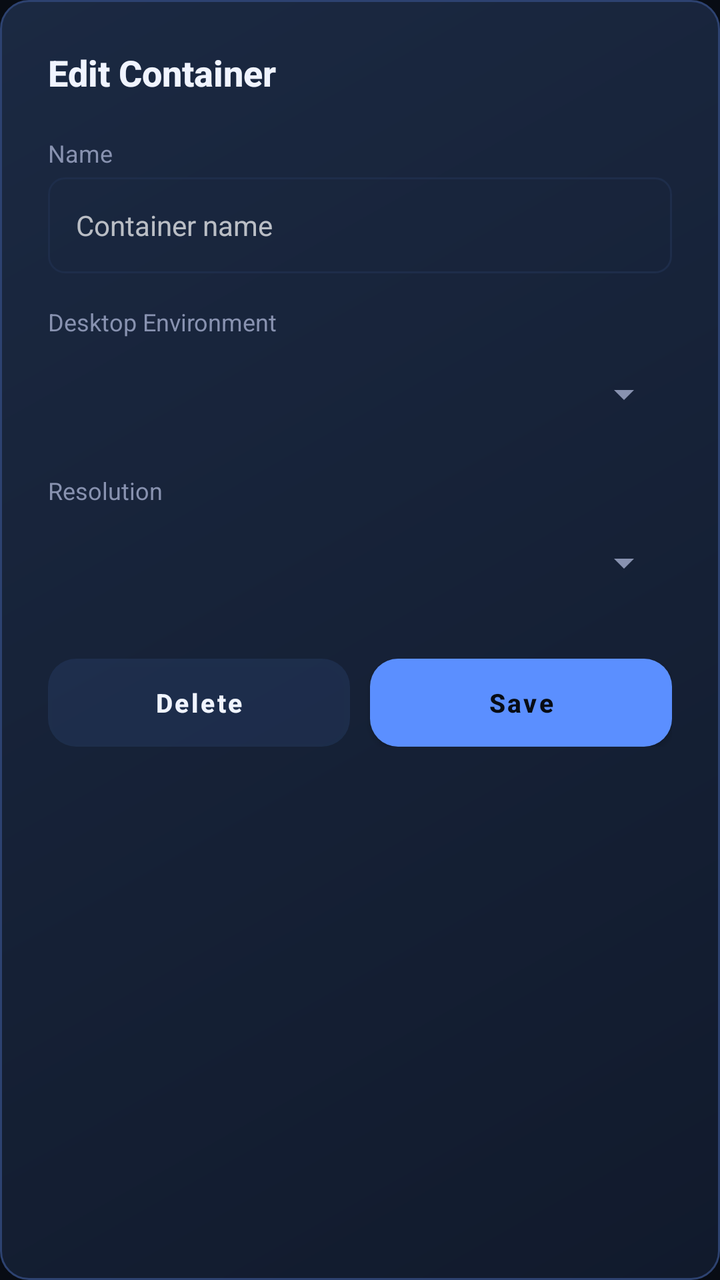
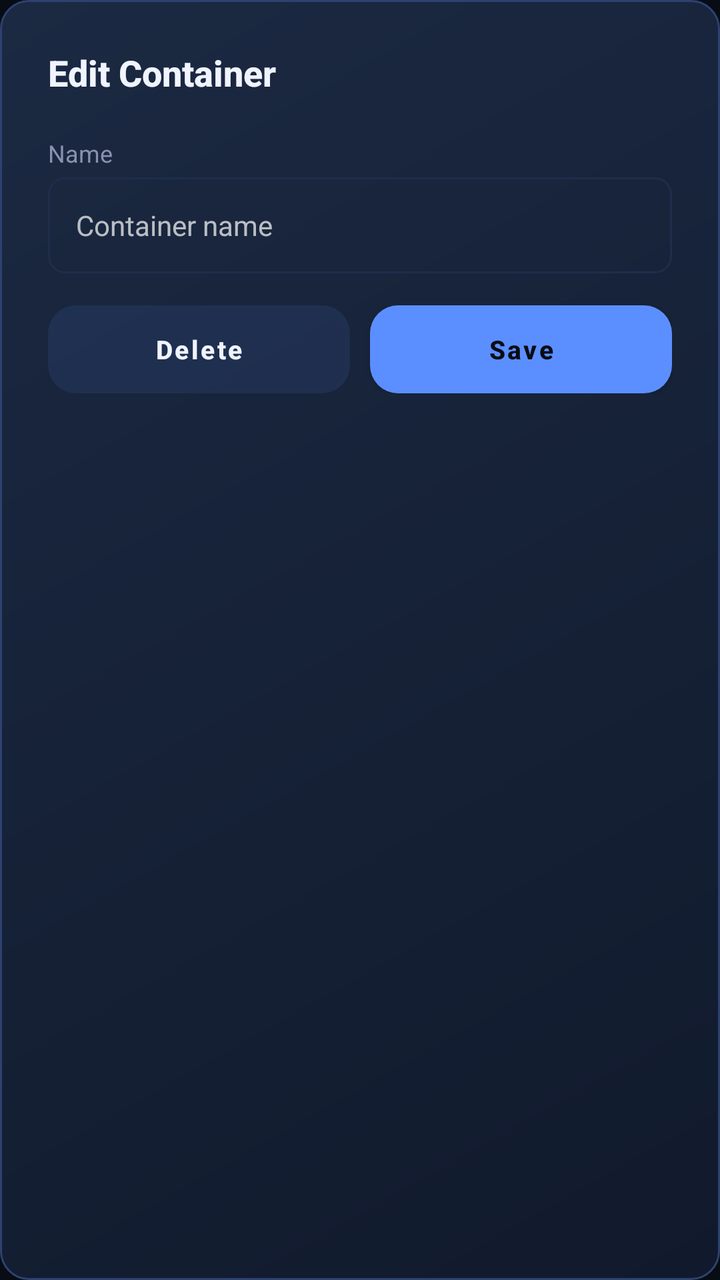

Compare the two renders of this Android layout. The source of the first and the diff that turns it into the second are given below.
<!-- AndroidManifest.xml: application theme Theme.EZBox -->
<!-- res/layout/dialog_container_editor.xml -->
<?xml version="1.0" encoding="utf-8"?>
<LinearLayout xmlns:android="http://schemas.android.com/apk/res/android"
    android:layout_width="match_parent"
    android:layout_height="wrap_content"
    android:orientation="vertical"
    android:background="@drawable/ez_card"
    android:padding="24dp">

    <TextView
        android:layout_width="wrap_content"
        android:layout_height="wrap_content"
        android:text="Edit Container"
        android:textColor="@color/ezos_text_primary"
        android:textSize="18sp"
        android:textStyle="bold"
        android:layout_marginBottom="20dp"
        android:fontFamily="sans-serif-medium" />

    <TextView
        android:layout_width="wrap_content"
        android:layout_height="wrap_content"
        android:text="Name"
        android:textColor="@color/ezos_text_secondary"
        android:textSize="12sp"
        android:layout_marginBottom="4dp" />

    <EditText
        android:id="@+id/etContainerName"
        android:layout_width="match_parent"
        android:layout_height="48dp"
        android:background="@drawable/stepper_value_bg"
        android:textColor="@color/ezos_text_primary"
        android:textSize="14sp"
        android:paddingHorizontal="14dp"
        android:layout_marginBottom="16dp"
        android:fontFamily="sans-serif"
        android:hint="Container name" />

    <TextView
        android:layout_width="wrap_content"
        android:layout_height="wrap_content"
        android:text="Desktop Environment"
        android:textColor="@color/ezos_text_secondary"
        android:textSize="12sp"
        android:layout_marginBottom="4dp" />

    <Spinner
        android:id="@+id/spDe"
        android:layout_width="match_parent"
        android:layout_height="48dp"
        android:layout_marginBottom="16dp" />

    <TextView
        android:layout_width="wrap_content"
        android:layout_height="wrap_content"
        android:text="Resolution"
        android:textColor="@color/ezos_text_secondary"
        android:textSize="12sp"
        android:layout_marginBottom="4dp" />

    <Spinner
        android:id="@+id/spRes"
        android:layout_width="match_parent"
        android:layout_height="48dp"
        android:layout_marginBottom="24dp" />

    <LinearLayout
        android:layout_width="match_parent"
        android:layout_height="wrap_content"
        android:orientation="horizontal"
        android:gravity="end">

        <Button
            android:id="@+id/btnContainerDelete"
            android:layout_width="0dp"
            android:layout_height="44dp"
            android:layout_weight="1"
            android:text="Delete"
            android:textColor="@color/ezos_text_primary"
            android:textSize="13sp"
            android:textStyle="bold"
            android:textAllCaps="false"
            android:background="@drawable/btn_danger_bg"
            android:layout_marginEnd="10dp" />

        <Button
            android:id="@+id/btnContainerSave"
            android:layout_width="0dp"
            android:layout_height="44dp"
            android:layout_weight="1"
            android:text="Save"
            android:textColor="@color/ezos_bg_base"
            android:textSize="13sp"
            android:textStyle="bold"
            android:textAllCaps="false"
            android:background="@drawable/btn_primary_bg" />
    </LinearLayout>
</LinearLayout>
<!-- resources referenced by this layout -->
<resources>
  <color name="ezos_bg_base">#080C14</color>
  <color name="ezos_text_primary">#F0F4FF</color>
  <color name="ezos_text_secondary">#8892B0</color>
  <!-- drawable btn_danger_bg (drawable) -->
  <?xml version="1.0" encoding="utf-8"?>
  <shape xmlns:android="http://schemas.android.com/apk/res/android">
      <solid android:color="#1AFB7185" />
      <corners android:radius="14dp" />
  </shape>
  <!-- drawable btn_primary_bg (drawable) -->
  <?xml version="1.0" encoding="utf-8"?>
  <shape xmlns:android="http://schemas.android.com/apk/res/android">
      <gradient
          android:startColor="#5B8FFF"
          android:endColor="#8B5CF6"
          android:angle="135" />
      <corners android:radius="14dp" />
      <padding android:left="2dp" android:right="2dp" />
  </shape>
  <!-- drawable ez_card (drawable) -->
  <?xml version="1.0" encoding="utf-8"?>
  <shape xmlns:android="http://schemas.android.com/apk/res/android">
      <gradient
          android:angle="315"
          android:startColor="#1B2942"
          android:endColor="#111A2C" />
      <corners android:radius="14dp" />
      <stroke android:width="1dp" android:color="#2D4270" />
  </shape>
  <!-- drawable stepper_value_bg (drawable) -->
  <?xml version="1.0" encoding="utf-8"?>
  <shape xmlns:android="http://schemas.android.com/apk/res/android">
      <solid android:color="#00000000" />
      <corners android:radius="8dp" />
      <stroke android:width="1dp" android:color="@color/ezos_card_border" />
  </shape>
  <style name="Theme.EZBox" parent="Theme.MaterialComponents.NoActionBar">
          <item name="android:windowBackground">@color/ezos_bg_base</item>
          <item name="colorPrimary">@color/ezos_accent_gradient_start</item>
          <item name="colorPrimaryVariant">@color/ezos_accent_gradient_end</item>
          <item name="colorOnPrimary">@color/ezos_text_primary</item>
          <item name="colorSecondary">@color/ezos_accent</item>
          <item name="colorOnSecondary">@color/ezos_text_primary</item>
          <item name="android:textColorPrimary">@color/ezos_text_primary</item>
          <item name="android:textColorSecondary">@color/ezos_text_secondary</item>
          <item name="bottomNavigationStyle">@style/EZBox.BottomNav</item>
          <item name="colorControlNormal">@color/ezos_text_secondary</item>
          <item name="colorControlActivated">@color/ezos_accent</item>
          <item name="colorControlHighlight">@color/ezos_accent</item>
          <item name="android:statusBarColor">@color/ezos_bg_base</item>
          <item name="android:navigationBarColor">@color/ezos_bg_base</item>
      </style>
  <color name="ezos_card_border">#1E2D4A</color>
  <color name="ezos_accent_gradient_start">#5B8FFF</color>
  <color name="ezos_accent_gradient_end">#8B5CF6</color>
  <color name="ezos_accent">#5B8FFF</color>
  <style name="EZBox.BottomNav" parent="Widget.MaterialComponents.BottomNavigationView">
          <item name="itemIconTint">@color/nav_icon_tint</item>
          <item name="itemTextColor">@color/nav_icon_tint</item>
          <item name="itemRippleColor">@color/ezos_accent</item>
          <item name="android:background">@drawable/nav_pill_bg</item>
      </style>
  <!-- drawable nav_pill_bg (drawable) -->
  <?xml version="1.0" encoding="utf-8"?>
  <shape xmlns:android="http://schemas.android.com/apk/res/android">
      <solid android:color="#E61A2540" />
      <corners android:radius="32dp" />
      <stroke android:width="1dp" android:color="@color/ezos_card_border" />
  </shape>
</resources>

<!-- the commit's change to res/layout/dialog_container_editor.xml (unified diff, before → after) -->
@@ -34,37 +34,9 @@
         android:paddingHorizontal="14dp"
         android:layout_marginBottom="16dp"
         android:fontFamily="sans-serif"
-        android:hint="Container name" />
+         android:hint="Container name" />
 
-    <TextView
-        android:layout_width="wrap_content"
-        android:layout_height="wrap_content"
-        android:text="Desktop Environment"
-        android:textColor="@color/ezos_text_secondary"
-        android:textSize="12sp"
-        android:layout_marginBottom="4dp" />
-
-    <Spinner
-        android:id="@+id/spDe"
-        android:layout_width="match_parent"
-        android:layout_height="48dp"
-        android:layout_marginBottom="16dp" />
-
-    <TextView
-        android:layout_width="wrap_content"
-        android:layout_height="wrap_content"
-        android:text="Resolution"
-        android:textColor="@color/ezos_text_secondary"
-        android:textSize="12sp"
-        android:layout_marginBottom="4dp" />
-
-    <Spinner
-        android:id="@+id/spRes"
-        android:layout_width="match_parent"
-        android:layout_height="48dp"
-        android:layout_marginBottom="24dp" />
-
-    <LinearLayout
+     <LinearLayout
         android:layout_width="match_parent"
         android:layout_height="wrap_content"
         android:orientation="horizontal"
